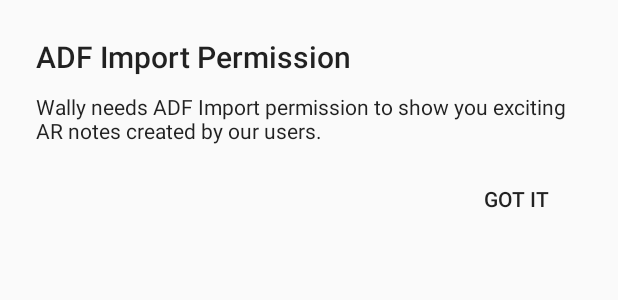
After one commit to Billoxinogen18/Wally, an Android app: the layout import_export_explain_dialog.xml on its own in the app's theme, with its tools: preview values and no code run, on a phone screen of 412 x 824 dp. The commit adds this screen. Shown: the top 300 px of the screen. Run offline under Robolectric (Android 15) with nearby library versions, the light colour scheme and no system bars.

Commit message:
Add ADF Import/Export explanations when needed
Created new ADF Import/Export Permission dialog fragment, that manages permission flow with it's explanation.

```diff
--- /dev/null
+++ b/app/src/main/res/layout/import_export_explain_dialog.xml
@@ -0,0 +1,39 @@
+<?xml version="1.0" encoding="utf-8"?>
+<RelativeLayout xmlns:android="http://schemas.android.com/apk/res/android"
+    android:layout_width="match_parent"
+    android:layout_height="match_parent"
+    android:orientation="vertical">
+
+    <TextView
+        android:id="@+id/tv_title"
+        style="@style/TextAppearance.AppCompat.Title"
+        android:layout_width="wrap_content"
+        android:layout_height="wrap_content"
+        android:layout_marginBottom="10dp"
+        android:layout_marginLeft="24dp"
+        android:layout_marginRight="24dp"
+        android:layout_marginTop="24dp"
+        android:text="@string/adf_import_explain_title" />
+
+    <TextView
+        android:id="@+id/tv_message"
+        style="@style/TextAppearance.AppCompat.Body1"
+        android:layout_width="wrap_content"
+        android:layout_height="wrap_content"
+        android:layout_below="@+id/tv_title"
+        android:layout_marginLeft="24dp"
+        android:layout_marginRight="24dp"
+        android:text="@string/adf_import_explain_message" />
+
+    <Button
+        android:id="@+id/button_positive"
+        style="@style/Widget.AppCompat.Button.Borderless"
+        android:layout_width="wrap_content"
+        android:layout_height="wrap_content"
+        android:layout_alignParentRight="true"
+        android:layout_below="@+id/tv_message"
+        android:layout_marginBottom="8dp"
+        android:layout_marginRight="24dp"
+        android:layout_marginTop="12dp"
+        android:text="@string/got_it" />
+</RelativeLayout>
--- a/app/src/main/res/values/strings.xml
+++ b/app/src/main/res/values/strings.xml
@@ -59,7 +59,13 @@
     <string name="share_to">To</string>
     <string name="explain_adf_permission">Wally uses ADF\'s to show you exciting augmented reality contents on the wall</string>
 
+    <string name="adf_import_explain_title">ADF Import Permission</string>
+    <string name="adf_import_explain_message">Wally needs ADF Import permission to show you exciting AR notes created by our users.</string>
+    <string name="adf_export_explain_title">ADF Export Permission</string>
+    <string name="adf_export_explain_message">Wally needs ADF Export permission to share your notes with other users.\n Our cloud service will share your room with other wally users</string>
+    <string name="got_it">Got It</string>
 
+    <!-- TODO remove strings -->
     <string name="app_name_long">Java Hello Area Description Example</string>
     <string name="start">Start</string>
     <string name="set_name_dialog_title">Set the ADF name</string>
```
Also changed, not shown: app/src/main/java/com/wally/wally/activities/ADFChooser.java (+34 -48 lines), app/src/main/java/com/wally/wally/fragments/ImportExportPermissionDialogFragment.java (added, +191 -0 lines).
